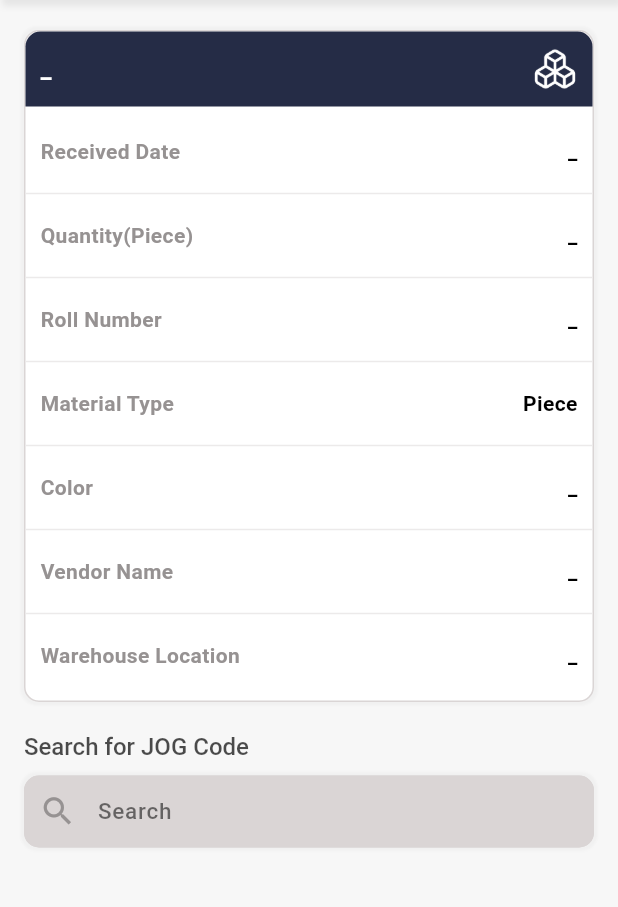
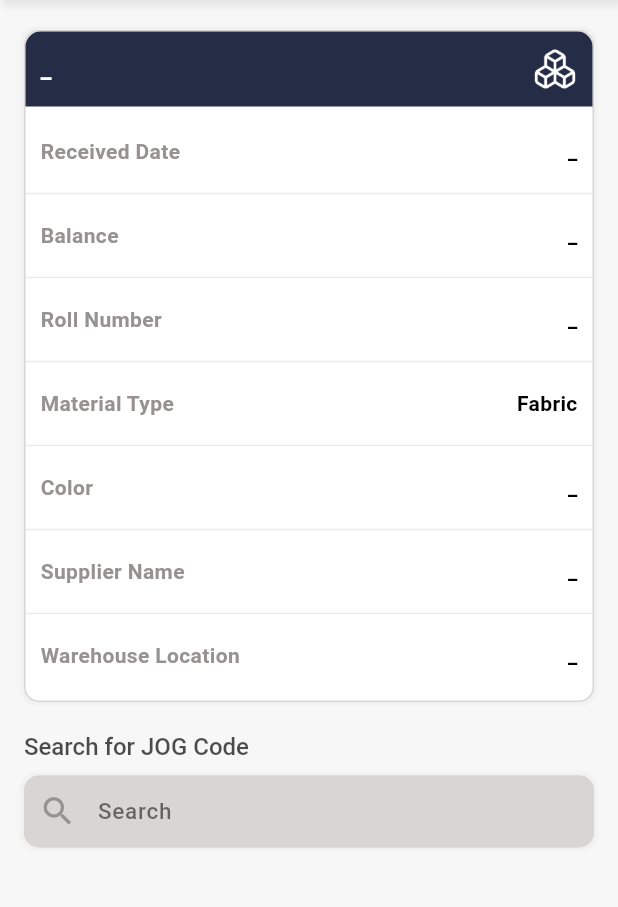
Before and after one commit to ashishratz007/jog_inventory, a Flutter app: the MaterialRequestDetailScreen screen opened by its route, after a tap on "Search for JOG Code", on a phone screen of 412 x 824 dp, the part 105-1012 px from its top. Run offline on Flutter 3.47's test engine with Material 3 defaults, Android fonts, the phone set to English and light mode, and no system bars; our stand-ins replace cached_network_image, dio, file_picker, flutter_screenutil, flutter_svg, gap and 6 more; missing offline and left inert: barcode_scan2; accounts and stored records are empty; Roboto replaces fonts that are missing (Montserrat).

Commit message:
bugs fixed

```diff
--- a/lib/common/constant/enums.dart
+++ b/lib/common/constant/enums.dart
@@ -59,3 +59,14 @@ enum FabricMaterialType {
     return FabricMaterialType.values[index == 0 ? index:(index - 1)].title;
   }
 }
+
+enum MaterialRQType {
+  Fabric,
+  Accessory;
+
+  String get title => [ "Fabric","Accessory",][index];
+
+  static String getTitle(int index) {
+    return MaterialRQType.values[index == 0 ? index:(index - 1)].title;
+  }
+}
--- a/lib/modules/material/screens/material_scan_details.dart
+++ b/lib/modules/material/screens/material_scan_details.dart
@@ -84,7 +84,7 @@ class _MaterialRequestDetailScreenState
               color: Colours.bgGrey,
             ),
             displayDataTiles(
-                'Quantity(${FabricMaterialType.getTitle(controller.scanDetailsModal?.data?.fabric?.fabricTypeUnit ?? 1)})',
+                'Balance',
                 controller.scanDetailsModal?.data?.fabric?.fabricBalance
                         ?.toString() ??
                     "_"),
@@ -98,8 +98,8 @@ class _MaterialRequestDetailScreenState
             ),
             displayDataTiles(
                 'Material Type',
-                FabricMaterialType.getTitle(
-                    controller.scanDetailsModal?.data?.fabric?.fabricTypeUnit ??
+                MaterialRQType.getTitle(
+                    controller.scanDetailsModal?.data?.fabric?.catId?.catId ??
                         1)),
             Divider(
               color: Colours.bgGrey,
@@ -110,7 +110,7 @@ class _MaterialRequestDetailScreenState
               color: Colours.bgGrey,
             ),
             displayDataTiles(
-                'Vendor Name',
+                'Supplier Name',
                 controller.scanDetailsModal?.data?.fabric?.supplierId
                         ?.supplierName ??
                     "_"),
```
